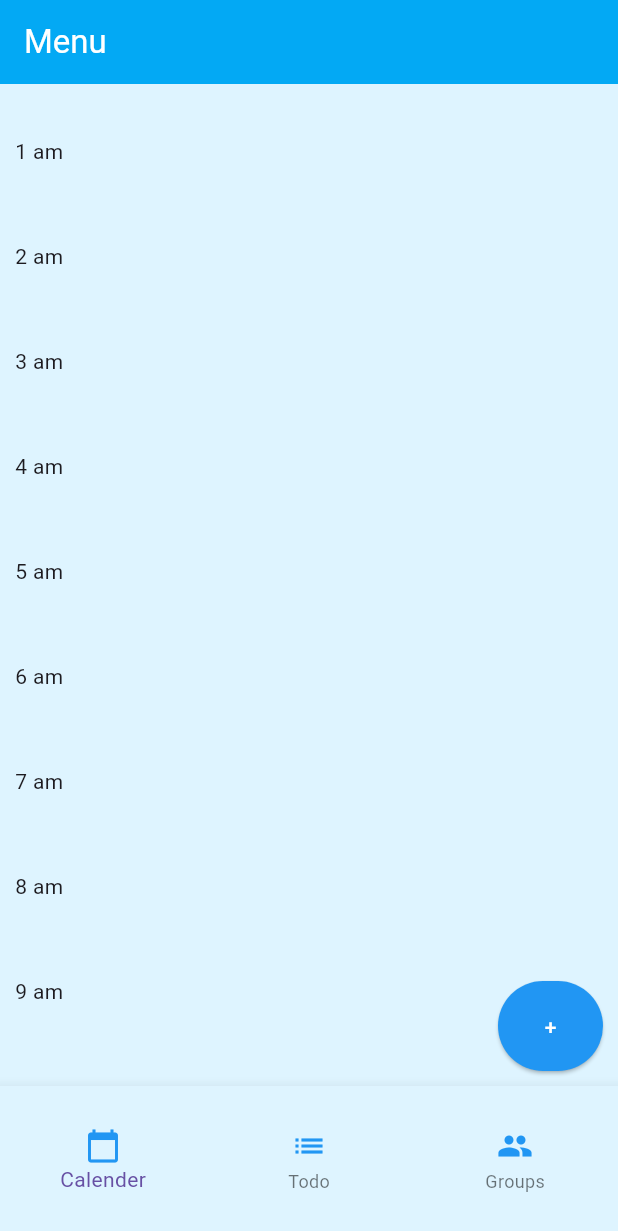
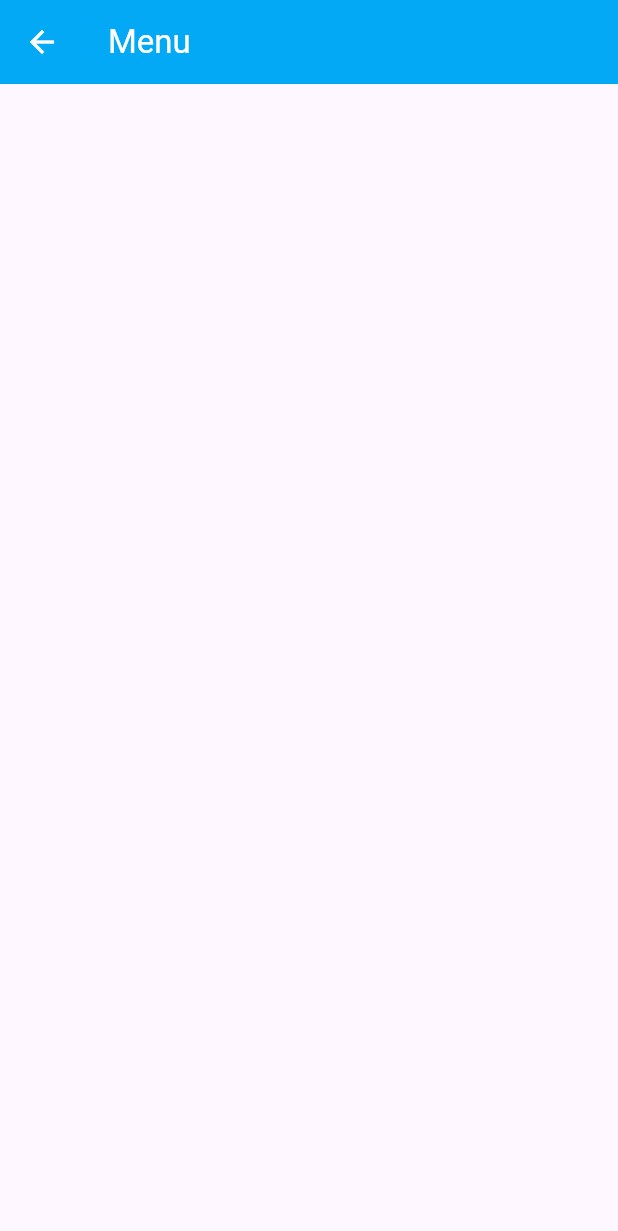
Before and after one commit to C0smic838/flutterCalendarApp, a Flutter app: the screen it shows after launch, after a tap on an icon or button, on a phone screen of 412 x 824 dp. Shown: the top 1231 px of the screen. Run offline on Flutter 3.47's test engine with Material 3 defaults, Android fonts, the phone set to English and light mode, and no system bars.

Commit message:
Added eventform and homepage files

```diff
--- /dev/null
+++ b/lib/eventform.dart
@@ -0,0 +1,20 @@
+import 'package:flutter/material.dart';
+
+class EventForm extends StatefulWidget {
+  const EventForm({super.key});
+
+  @override
+  State<EventForm> createState() => _EventFormState();
+}
+
+class _EventFormState extends State<EventForm> {
+  @override
+  Widget build(BuildContext context) {
+    return Scaffold(appBar: AppBar(
+        backgroundColor: Colors.lightBlue,
+        foregroundColor: Colors.white,
+        title: const Text(
+          "Menu"
+        )));
+  }
+}
--- /dev/null
+++ b/lib/homepage.dart
@@ -0,0 +1,157 @@
+import 'package:flutter/material.dart';
+import 'package:flutter_calendar_app/eventform.dart';
+
+class HomePage extends StatefulWidget {
+  const HomePage({super.key});
+
+  @override
+  State<HomePage> createState() => _HomePageState();
+}
+
+class _HomePageState extends State<HomePage> {
+  @override
+  Widget build(BuildContext context) {
+    return Scaffold(
+      appBar: AppBar(
+        backgroundColor: Colors.lightBlue,
+        foregroundColor: Colors.white,
+        title: const Text(
+          "Menu"
+        )
+      ),
+      body: Center(
+        child: Container(
+          color: const Color.fromARGB(255, 222, 244, 255),
+          child: Padding(
+            padding: const EdgeInsets.fromLTRB(10, 10, 10, 10),
+            child: Container(
+              width: double.infinity,
+              height: double.infinity,
+              child: Stack(
+                children:
+                    [
+                      Expanded(
+                      child: SizedBox(
+                        height: MediaQuery.of(context).size.height-100,
+                        child: const CalendarScrollView()
+                        )
+                      ),
+                        Container(
+                          alignment: Alignment.bottomRight,
+                          child: ElevatedButton(
+
+                          style: ElevatedButton.styleFrom(
+                            backgroundColor: Colors.blue,
+                            foregroundColor: Colors.white,
+                            minimumSize: const Size(70, 60),
+                          ),
+                          onPressed: (){
+                            Navigator.of(context).push(MaterialPageRoute(builder: (BuildContext context) {
+                              return const EventForm();
+                            }));
+                          },
+                          child: const Text("+")),
+                        ),
+              ]),
+            ),
+          ),
+        )
+      ),
+      bottomNavigationBar: Container(
+        height: 100,
+        width: double.infinity,
+        child: BottomNavigationBar(
+          backgroundColor: const Color.fromARGB(255, 222, 244, 255),
+          items: const [
+            BottomNavigationBarItem(
+              label: "Calender",
+              icon: Icon(
+                color: Colors.blue,
+                Icons.calendar_today
+              )),
+            BottomNavigationBarItem(
+            label: "Todo",
+            icon: Icon(
+              color: Colors.blue,
+              Icons.list
+            )),
+            BottomNavigationBarItem(
+              label: "Groups",
+              icon: Icon(
+                color: Colors.blue,
+                Icons.group
+              ))
+          ]),
+      ),
+    );
+  }
+}
+
+class CalendarScrollView extends StatefulWidget {
+  const CalendarScrollView({Key ? key}) : super(key: key);
+
+  @override
+  State<CalendarScrollView> createState() => _CalendarScrollViewState();
+}
+
+class _CalendarScrollViewState extends State<CalendarScrollView> {
+  final timeofDay = [1, 2, 3, 4, 5, 6, 7, 8, 9, 10, 11, 12, 1, 2, 3, 4, 5, 6, 7, 8, 9, 10, 11, 12];
+
+  final amorpm = ['am', 'am', 'am', 'am', 'am', 'am', 'am', 'am', 'am', 'am', 'am', 'am', "pm", "pm", "pm", "pm", "pm", "pm", "pm", "pm", "pm", "pm", "pm", "pm"];
+
+  @override
+  Widget build(BuildContext context) {
+    // print('Has been run');
+    return CustomScrollView(
+      slivers: [
+        SliverToBoxAdapter(
+          child: Container()
+        ),
+        SliverPadding(
+          padding: const EdgeInsets.symmetric(
+          horizontal: 0,
+          vertical: 0,
+        ),
+        sliver: SliverList(
+          delegate: SliverChildBuilderDelegate(
+            (BuildContext context, int index) {
+              return LocationListItem(
+                  time: timeofDay[index],
+                  amorpm: amorpm[index],
+                  );
+            },
+          childCount: timeofDay.length
+          ),
+
+          )
+        )
+      ],
+    );
+  }
+}
+
+class LocationListItem extends StatelessWidget {
+  const LocationListItem({
+    Key ? key,
+    required this.time,
+    required this.amorpm,
+    }) : super(key: key);
+
+    final int time;
+    final String amorpm;
+
+  @override
+  Widget build(BuildContext context) {
+    return Container(
+      width: double.infinity,
+      height: 70,
+      child: Row(
+            children: [
+              Text('$time $amorpm'),
+              const Divider(
+                color: Colors.black,
+              )
+            ])
+    );
+  }
+}
--- a/lib/main.dart
+++ b/lib/main.dart
@@ -1,4 +1,5 @@
 import 'package:flutter/material.dart';
+import 'package:flutter_calendar_app/homepage.dart';
 
 void main() {
   runApp(const MyApp());
@@ -20,189 +21,3 @@ class _MyAppState extends State<MyApp> {
     );
   }
 }
-
-class HomePage extends StatefulWidget {
-  const HomePage({super.key});
-
-  @override
-  State<HomePage> createState() => _HomePageState();
-}
-
-class _HomePageState extends State<HomePage> {
-  @override
-  Widget build(BuildContext context) {
-    return Scaffold(
-      appBar: AppBar(
-        backgroundColor: Colors.lightBlue,
-        foregroundColor: Colors.white,
-        title: const Text(
-          "Menu"
-        )
-      ),
-      body: Center(
-        child: Container(
-          color: const Color.fromARGB(255, 222, 244, 255),
-          child: Padding(
-            padding: const EdgeInsets.fromLTRB(10, 10, 10, 10),
-            child: Container(
-              width: double.infinity,
-              height: double.infinity,
-
-              // child: Column(
-                // mainAxisAlignment: MainAxisAlignment.center,
-                // crossAxisAlignment: CrossAxisAlignment.center,
-                // children: [
-              child: Stack(
-                children:
-                    [
-                      Expanded(
-                      child: SizedBox(
-                        height: MediaQuery.of(context).size.height-80,
-                        child: ParallaxRecipe()
-                        )
-                      ),
-                        Container(
-                          alignment: Alignment.bottomRight,
-                          child: ElevatedButton(
-
-                          style: ElevatedButton.styleFrom(
-                            backgroundColor: Colors.blue,
-                            foregroundColor: Colors.white,
-                            minimumSize: const Size(70, 60),
-                          ),
-                          onPressed: (){
-                            return;
-                          },
-                          child: const Text("+")),
-                        ),
-              ]),
-                  // ElevatedButton(
-                  //   style: ElevatedButton.styleFrom(
-                  //     backgroundColor: Colors.blue,
-                  //     foregroundColor: Colors.white,
-                  //     minimumSize: const Size(70, 60),
-                  //   ),
-                  //   onPressed: (){
-                  //     return
-                  //   },
-                  //   child: const Text("+")),
-              //   ]
-              // )
-            ),
-          ),
-        )
-      ),
-      bottomNavigationBar: Container(
-        height: 100,
-        width: double.infinity,
-        child: BottomNavigationBar(
-          backgroundColor: const Color.fromARGB(255, 222, 244, 255),
-          items: const [
-            BottomNavigationBarItem(
-              label: "Calender",
-              icon: Icon(
-                color: Colors.blue,
-                Icons.calendar_today
-              )),
-            BottomNavigationBarItem(
-            label: "Todo",
-            icon: Icon(
-              color: Colors.blue,
-              Icons.list
-            )),
-            BottomNavigationBarItem(
-              label: "Groups",
-              icon: Icon(
-                color: Colors.blue,
-                Icons.group
-              ))
-          ]),
-      ),
-    );
-  }
-}
-
-class ParallaxRecipe extends StatefulWidget {
-  ParallaxRecipe({Key ? key}) : super(key: key);
-
-  @override
-  State<ParallaxRecipe> createState() => _ParallaxRecipeState();
-}
-
-class _ParallaxRecipeState extends State<ParallaxRecipe> {
-  final timeofDay = [1, 2, 3, 4, 5, 6, 7, 8, 9, 10, 11, 12, 1, 2, 3, 4, 5, 6, 7, 8, 9, 10, 11, 12];
-
-  final amorpm = ['am', 'am', 'am', 'am', 'am', 'am', 'am', 'am', 'am', 'am', 'am', 'am', "pm", "pm", "pm", "pm", "pm", "pm", "pm", "pm", "pm", "pm", "pm", "pm"];
-
-  @override
-  Widget build(BuildContext context) {
-    return CustomScrollView(
-      slivers: [
-        SliverToBoxAdapter(
-          child: Container()
-        ),
-        SliverPadding(
-          padding: const EdgeInsets.symmetric(
-          horizontal: 0,
-          vertical: 0,
-        ),
-        sliver: SliverList(
-          delegate: SliverChildBuilderDelegate(
-            (BuildContext context, int index) {
-              return LocationListItem(
-                  time: timeofDay[index],
-                  amorpm: amorpm[index],
-                  );
-            },
-          childCount: timeofDay.length
-          ),
-
-          )
-        )
-      ],
-    );
-    // return ListView.builder(
-    //   physics: const AlwaysScrollableScrollPhysics(),
-    //   itemCount: timeofDay.length,
-    //   itemBuilder: (BuildContext context, int index) {
-    //     // for (final time in timeofDay) {
-    //       return Container(
-    //         height: 60,
-    //         child: SizedBox(
-    //           child: LocationListItem(
-    //             time: timeofDay[index],
-    //             amorpm: amorpm[index],
-    //             ),
-    //         ),
-    //       );
-    //   }
-    //   );
-
-  }
-}
-
-class LocationListItem extends StatelessWidget {
-  const LocationListItem({
-    Key ? key,
-    required this.time,
-    required this.amorpm,
-    }) : super(key: key);
-
-    final int time;
-    final String amorpm;
-
-  @override
-  Widget build(BuildContext context) {
-    return Container(
-      width: double.infinity,
-      height: 70,
-      child: Row(
-            children: [
-              Text('$time $amorpm'),
-              const Divider(
-                color: Colors.black,
-              )
-            ])
-    );
-  }
-}
```
